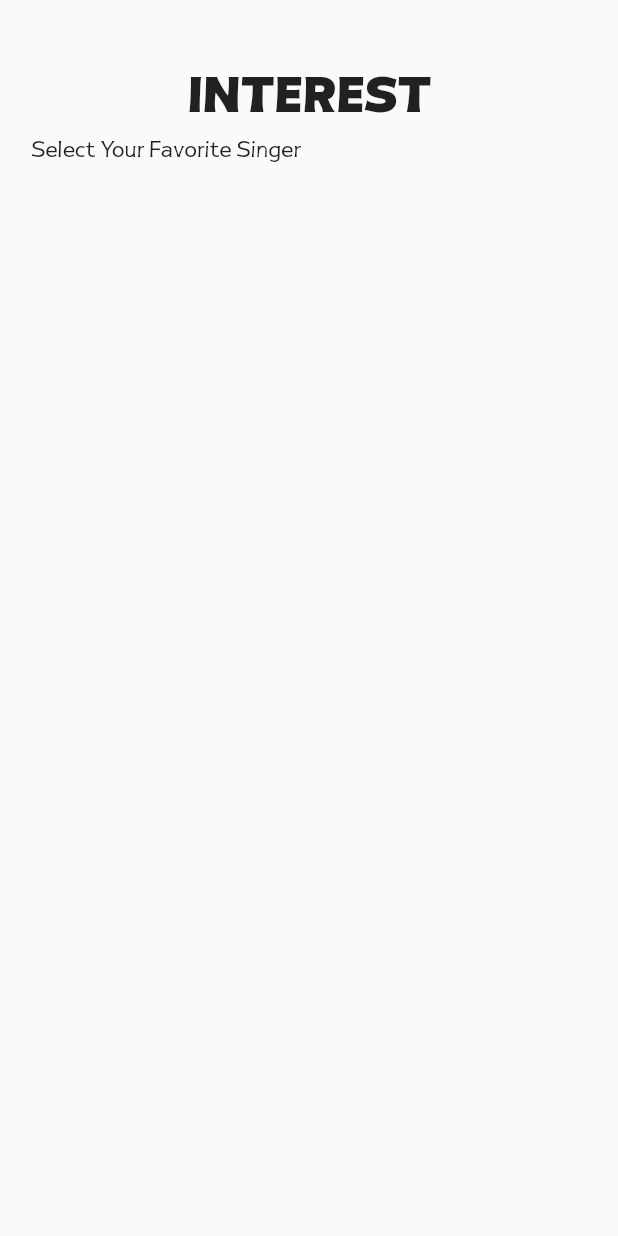
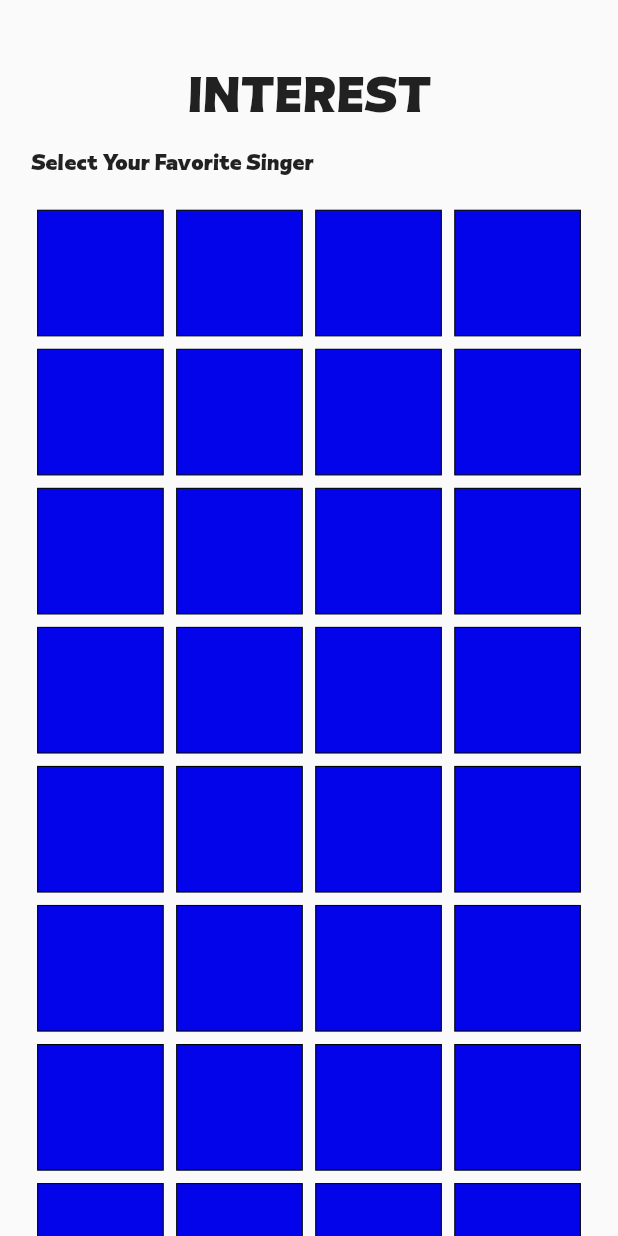
Before and after one commit to jagadeesJr/music_mate, a Flutter app: the InterestScreen screen opened directly, on a phone screen of 412 x 824 dp. Run offline on Flutter 3.47's test engine with Material 2 defaults, Android fonts, the phone set to English and light mode, and no system bars; our stand-ins replace connectivity_plus, dio, dots_indicator, shared_preferences; accounts and stored records are empty.

Commit message:
[Feat:] interest screen

```diff
--- a/lib/screens/interest/interest_screen.dart
+++ b/lib/screens/interest/interest_screen.dart
@@ -15,11 +15,11 @@ class _InterestScreenState extends State<InterestScreen> {
         builder: (BuildContext context, BoxConstraints constraints) {
       return Scaffold(
         body: Container(
-          margin: EdgeInsets.symmetric(horizontal: SizeConfig.blockSizeHorizontal! * 5),
+          margin: EdgeInsets.symmetric(
+              horizontal: SizeConfig.blockSizeHorizontal! * 5),
           height: MediaQuery.of(context).size.height,
           width: MediaQuery.of(context).size.width,
-          child: SingleChildScrollView(
-            child: Column(
+          child:  Column(
               children: [
                 SizedBox(height: SizeConfig.blockSizeVertical! * 4),
                 Text(
@@ -28,15 +28,47 @@ class _InterestScreenState extends State<InterestScreen> {
                       fontFamily: "Olimpos_bold",
                       fontSize: SizeConfig.blockSizeVertical! * 5),
                 ),
-                Row(children: [
-                  Text("Select Your Favorite Singer",
-                  style: TextStyle(
-                      fontSize: SizeConfig.blockSizeVertical! * 2.2),)
-                ],)
+                SizedBox(height: SizeConfig.blockSizeVertical! * 1),
+                Row(
+                  children: [
+                    Text(
+                      "Select Your Favorite Singer",
+                      style: TextStyle(
+                          fontFamily: "Olimpos_bold",
+                          fontSize: SizeConfig.blockSizeVertical! * 2.2),
+                    )
+                  ],
+                ),
+                SizedBox(height: SizeConfig.blockSizeVertical! * 2),
+                Expanded(
+                  child: GridView.builder(
+                      gridDelegate: const SliverGridDelegateWithFixedCrossAxisCount(
+                          crossAxisCount: 4, childAspectRatio: 1),
+                      itemCount: 60,
+                      itemBuilder: (buildcontext, index) {
+                        return Container(
+                          padding: EdgeInsets.symmetric(
+                                  horizontal: SizeConfig.blockSizeHorizontal! * 3,
+                                  vertical: SizeConfig.blockSizeVertical! * 1.5),
+                              margin: EdgeInsets.symmetric(
+                                  horizontal: SizeConfig.blockSizeHorizontal! * 1,
+                                  vertical: SizeConfig.blockSizeVertical! * 0.5),
+                              width: SizeConfig.blockSizeHorizontal! * 6,
+                              height: SizeConfig.blockSizeVertical! * 3,
+                              decoration: BoxDecoration(
+                                color: const Color.fromARGB(255, 4, 4, 234),
+                                border: Border.all(
+                                    color: const Color.fromARGB(255, 0, 2, 9),
+                                    width: SizeConfig.blockSizeHorizontal! * 0.18,
+                                    style: BorderStyle.solid),
+                              ),
+                        );
+                      }),
+                ),
               ],
             ),
           ),
-        ),
+
       );
     });
   }
```
